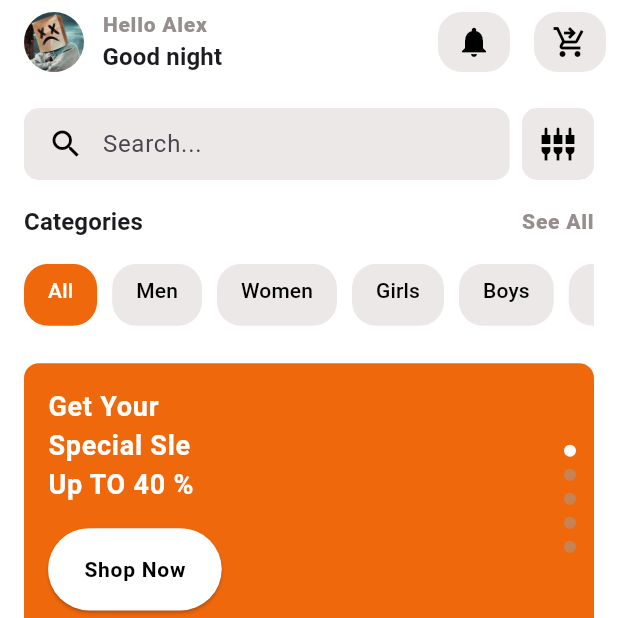
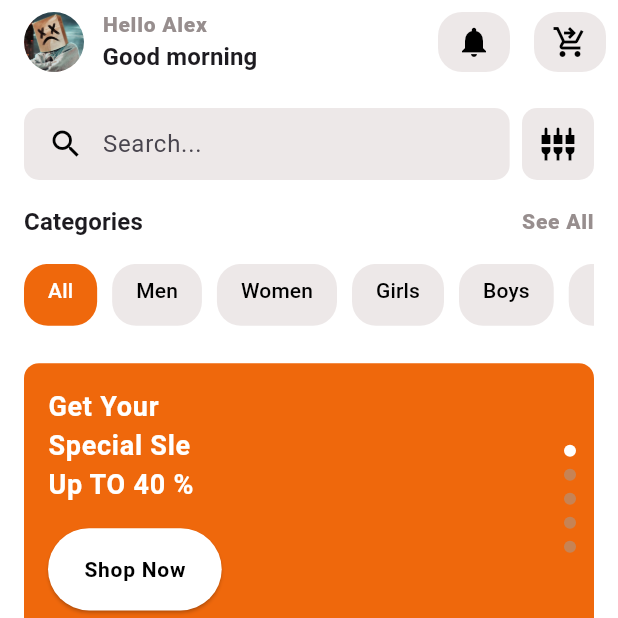
Before and after one commit to KamrulEng7876/task_management_ui, a Flutter app: the screen it shows after launch, on a phone screen of 412 x 824 dp, the top half of it. Run offline on Flutter 3.47's test engine with Material 3 defaults, Android fonts, the phone set to English and light mode, and no system bars; drawn by our look-alikes of carousel_slider.

Commit message:
Initial commit

```diff
--- a/lib/feature/home/presentation/pages/home_screen.dart
+++ b/lib/feature/home/presentation/pages/home_screen.dart
@@ -40,7 +40,7 @@ class _HomeScreenState extends State<HomeScreen> {
               crossAxisAlignment: CrossAxisAlignment.start,
               children: [
                 Text("Hello Alex", style: AppSizes.nameText(context)),
-                Text("Good night", style: AppSizes.normalBolds(context)),
+                Text("Good morning", style: AppSizes.normalBolds(context)),
               ],
             ),
           ],
```
